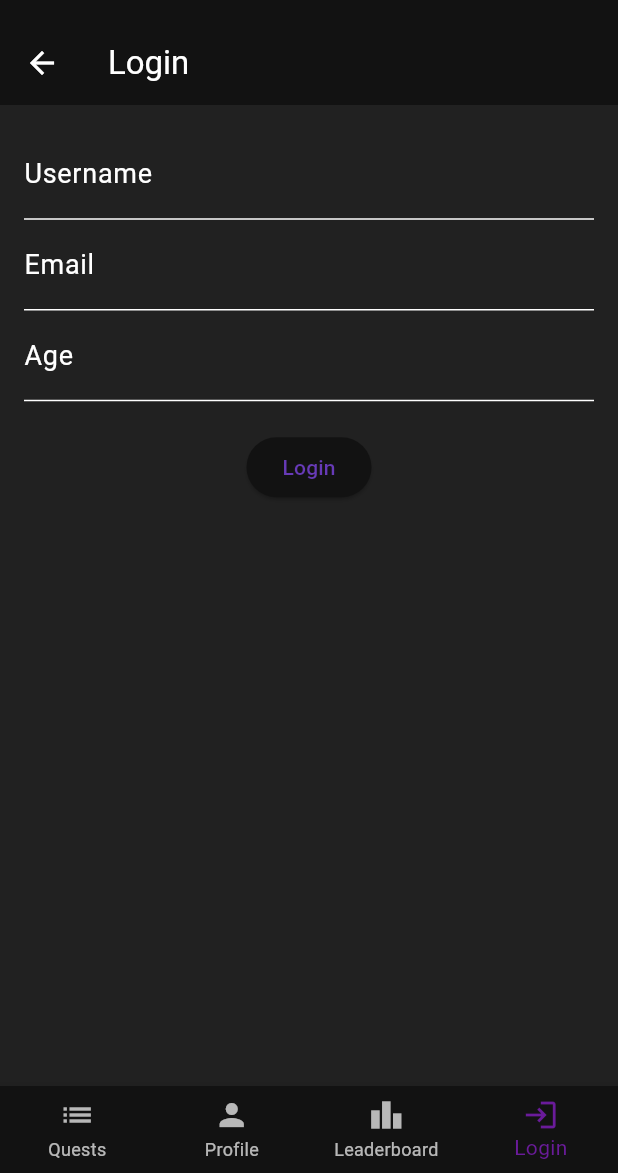
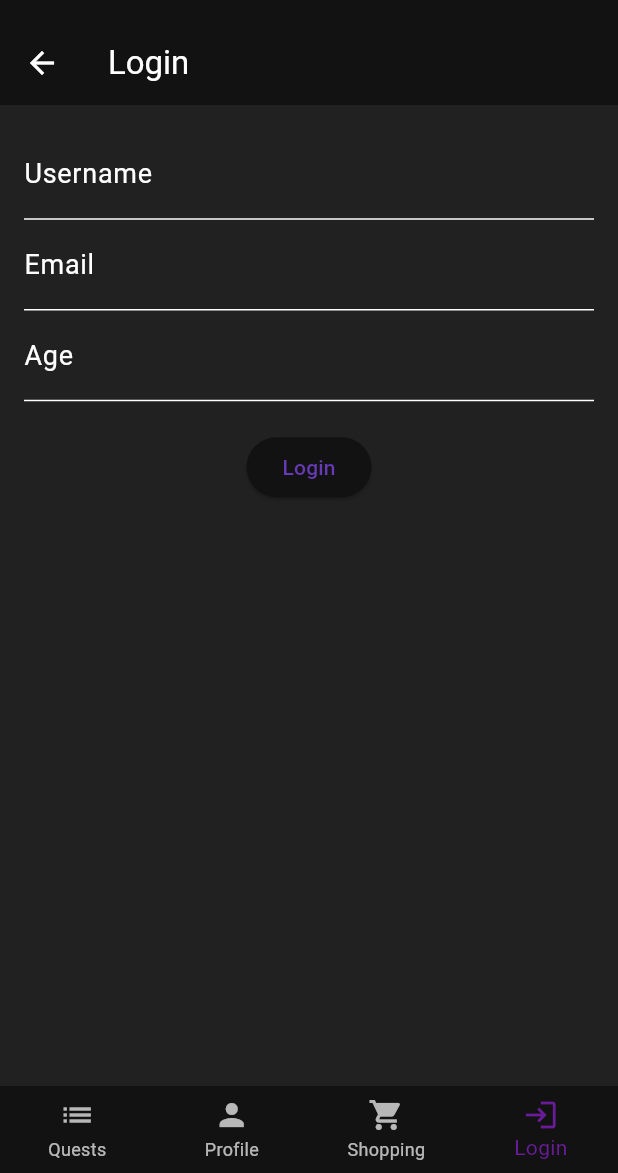
Before and after one commit to awxlong/duolympix, a Flutter app: the QuestListScreen screen opened by its route, item 4 of the bottom bar chosen, on a phone screen of 412 x 824 dp, the part 63-1236 px from its top. Run offline on Flutter 3.47's test engine with Material 3 defaults, Android fonts, the phone set to English and light mode, and no system bars; our stand-ins replace dartz, equatable, floor, geolocator, get_it, injectable and 3 more; accounts and stored records are empty; generated files the repository leaves out were written again.

Commit message:
add shopping

```diff
--- a/lib/features/quest_list_screen.dart
+++ b/lib/features/quest_list_screen.dart
@@ -2,9 +2,10 @@
 import 'package:flutter/material.dart';
 import 'package:provider/provider.dart';
 import 'package:solo_leveling/features/auth/presentation/screens/login_page.dart';
-import 'package:solo_leveling/features/profile/presentation/screens/leaderboard_screen.dart';
+// import 'package:solo_leveling/features/profile/presentation/screens/leaderboard_screen.dart';
 import 'package:solo_leveling/features/profile/presentation/screens/profile_screen.dart';
 import 'package:solo_leveling/features/quest_detail_screen.dart';
+import 'package:solo_leveling/features/shopping/presentation/screens/shopping_screen.dart';
 import 'mental_health/provider/chat_provider.dart';
 import 'quests/data/models/quest_model.dart';
 import 'quests/provider/quest_provider.dart';
@@ -23,7 +24,8 @@ class _QuestListScreenState extends State<QuestListScreen> {
   static const List<Widget> _widgetOptions = <Widget>[
     QuestListContent(),
     ProfileScreen(),
-    LeaderboardScreen(),
+    // LeaderboardScreen(),
+    ShoppingScreen(),
     LoginPage(),
   ];
 
@@ -49,8 +51,8 @@ class _QuestListScreenState extends State<QuestListScreen> {
             label: 'Profile',
           ),
           BottomNavigationBarItem(
-            icon: Icon(Icons.leaderboard),
-            label: 'Leaderboard',
+            icon: Icon(Icons.shopping_cart),
+            label: 'Shopping',
           ),
           BottomNavigationBarItem(
             icon: Icon(Icons.login),
--- /dev/null
+++ b/lib/features/shopping/data/models/product_model.dart
@@ -0,0 +1,12 @@
+// lib/features/shopping/data/models/product_model.dart
+class Product {
+  final String id;
+  final String name;
+  final int xpCost;
+
+  const Product({
+    required this.id,
+    required this.name,
+    required this.xpCost,
+  });
+}
--- /dev/null
+++ b/lib/features/shopping/data/repositories/product_repository.dart
@@ -0,0 +1,5 @@
+import 'package:solo_leveling/features/shopping/data/models/product_model.dart';
+
+abstract class ProductRepository {
+  Future<List<Product>> getAvailableProducts();
+}
--- a/lib/main.dart
+++ b/lib/main.dart
@@ -8,6 +8,7 @@ import 'package:solo_leveling/features/mental_health/provider/chat_provider.dart
 import 'package:solo_leveling/features/profile/data/providers/leaderboard_provider.dart';
 import 'package:solo_leveling/features/profile/data/providers/user_provider.dart';
 import 'package:solo_leveling/features/profile/data/repositories/leaderboard_repository_impl.dart';
+import 'package:solo_leveling/features/profile/data/repositories/user_repository_impl.dart';
 import 'package:solo_leveling/features/profile/domain/repositories/leaderboard_repository.dart';
 import 'package:solo_leveling/features/profile/domain/usecases/complete_quest_usecase.dart';
 import 'package:solo_leveling/features/profile/domain/usecases/get_leaderboard_usecase.dart';
@@ -59,6 +60,7 @@ void main() async {
           create: (context) => UserProvider(
             getIt<GetUserUseCase>(),
             getIt<CompleteQuestUseCase>(),
+            UserRepositoryImpl(context.read<AppDatabase>())
           ),
         ),
 
```
Also changed, not shown: lib/features/profile/data/providers/user_provider.dart (+22 -1 lines), lib/features/profile/domain/entities/user_entity.dart (+8 -0 lines), lib/features/shopping/data/repositories/local_product_repository.dart (added, +21 -0 lines), lib/features/shopping/presentation/screens/shopping_screen.dart (added, +79 -0 lines), lib/global_data/models/user.dart (+9 -0 lines).
